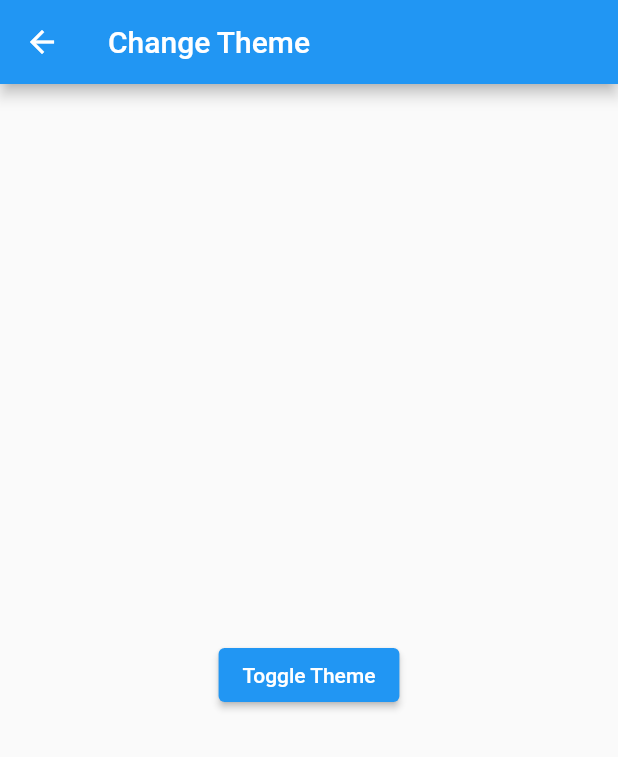
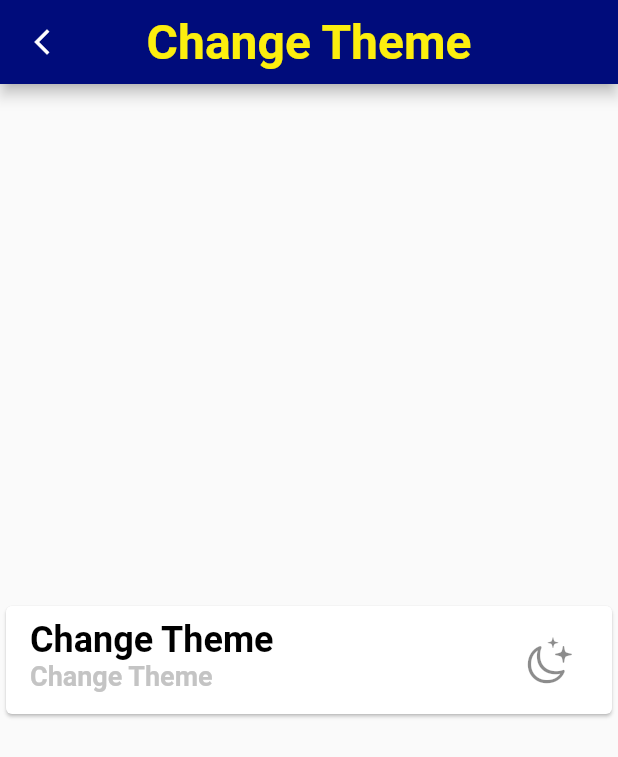
Before and after one commit to IbrahimAlShawaf/project_getx, a Flutter app: the MySetting screen opened by its route, on a phone screen of 412 x 824 dp. Shown: the top 757 px of the screen. Run offline on Flutter 3.47's test engine with Material 2 defaults, Android fonts, the phone set to English and light mode, and no system bars; our stand-ins replace get, get_storage; accounts and stored records are empty.

Commit message:
create change theme

```diff
--- a/lib/main.dart
+++ b/lib/main.dart
@@ -3,6 +3,7 @@ import 'package:get/get.dart';
 import 'package:get_storage/get_storage.dart';
 
 import 'controller/signincontroller.dart';
+import 'views/theme/themeservice.dart';
 import 'widget/routes.dart';
 
 void main() async {
@@ -21,7 +22,9 @@ class MyApp extends StatelessWidget {
     return GetMaterialApp(
       debugShowCheckedModeBanner: false,
       title: 'Project In getx',
-      //theme: ThemeData.dark(),
+      theme: ThemeService().lightTheme,
+      darkTheme: ThemeService().darkTheme,
+      themeMode: ThemeService().getThemeMode(),
       initialRoute: '/',
       // initialRoute: box.read('loggedIn') == true ? '/Home' : '/LoginPage',
       getPages: Routes.routes,
--- a/lib/views/Auth/signin_page.dart
+++ b/lib/views/Auth/signin_page.dart
@@ -22,7 +22,7 @@ class LoginPage extends StatelessWidget {
       body: SafeArea(
         child: Obx(() {
           if (userController.loggedIn.value) {
-            return const MyHomePage();
+            return  MyHomePage();
 
             // Center(
             //   child: Column(
--- a/lib/views/home_page.dart
+++ b/lib/views/home_page.dart
@@ -7,7 +7,7 @@ import '../controller/signincontroller.dart';
 import 'mydrawer_page.dart';
 
 class MyHomePage extends StatelessWidget {
-  const MyHomePage({super.key});
+   MyHomePage({super.key});
 
   @override
   Widget build(BuildContext context) {
@@ -32,6 +32,8 @@ class MyHomePage extends StatelessWidget {
         //     child: const Icon(Icons.logout_outlined),
         //   ),
         // ],
+
+
       ),
       drawer: const MyDrawer(),
       body: Center(
--- a/lib/views/theme/settingtheme.dart
+++ b/lib/views/theme/settingtheme.dart
@@ -1,42 +1,61 @@
+import 'package:flutter/cupertino.dart';
 import 'package:flutter/material.dart';
 import 'package:get/get.dart';
-
-import '../../controller/changtheme_controller.dart';
+import 'package:project_getx/views/home_page.dart';
+import 'package:project_getx/views/theme/themeservice.dart';
+import 'package:project_getx/widget/app_text.dart';
+import 'package:project_getx/widget/appcolor.dart';
 
 class MySetting extends StatelessWidget {
   MySetting({super.key});
-  //final ChangeTheme controller = Get.put(ChangeTheme());
+  IconData moonIcon = CupertinoIcons.moon_stars;
 
   @override
   Widget build(BuildContext context) {
     return Scaffold(
       appBar: AppBar(
-        title: Text('Change Theme'),
+        backgroundColor: AppColor.prColor,
+        // elevation: 0.0,
+        centerTitle: true,
+        title: TextWidget(
+            text: 'Change Theme',
+            color: AppColor.textColor,
+            size: 32,
+            fontWeight: FontWeight.bold,
+            textalign: TextAlign.center),
+        leading: IconButton(
+          icon: const Icon(Icons.arrow_back_ios_new),
+          iconSize: 20,
+          onPressed: () => Get.to(
+            () => MyHomePage(),
+            transition: Transition.fadeIn,
+            duration: const Duration(seconds: 1),
+          ),
+        ),
       ),
       body: Center(
-        child: Column(
-          mainAxisAlignment: MainAxisAlignment.center,
-          children: [
-            // Text(
-            //   'Current Theme Mode:',
-            // ),
-            // Obx(() => Text(
-            //       '${controller.getThemeMode()}',
-            //       style: Theme.of(context).textTheme.headline4,
-            //     )),
-            SizedBox(height: 20),
-            ElevatedButton(
+        child: Card(
+          child: ListTile(
+            title: TextWidget(
+                text: 'Change Theme',
+                color: AppColor.titleColor,
+                size: 24,
+                fontWeight: FontWeight.bold,
+                textalign: TextAlign.center),
+            subtitle: TextWidget(
+                text: 'Change Theme',
+                color: AppColor.subtitleColor,
+                size: 18,
+                fontWeight: FontWeight.bold,
+                textalign: TextAlign.center),
+            trailing: IconButton(
               onPressed: () {
-                if (Get.isDarkMode) {
-                  Get.changeTheme(ThemeData.light());
-                } else {
-                  Get.changeTheme(ThemeData.dark());
-                }
+                ThemeService().changeTheme();
               },
-              //() => controller.toggleTheme(),
-              child: Text('Toggle Theme'),
+              icon: Icon(moonIcon),
+              iconSize: 35,
             ),
-          ],
+          ),
         ),
       ),
     );
--- /dev/null
+++ b/lib/views/theme/themeservice.dart
@@ -0,0 +1,43 @@
+import 'package:flutter/material.dart';
+import 'package:get/get.dart';
+import 'package:get_storage/get_storage.dart';
+
+class ThemeService {
+  ///Themes
+
+  final lightTheme = ThemeData.light().copyWith(
+    primaryColor: Colors.blueGrey.shade300,
+    appBarTheme: const AppBarTheme(),
+    dividerColor: Colors.black12,
+  );
+
+  final darkTheme = ThemeData.dark().copyWith(
+    primaryColor: Colors.blue,
+    appBarTheme:  const AppBarTheme(),
+    dividerColor: Colors.white54,
+  );
+
+  final _getStorage = GetStorage();
+  final _darkThemeKey = 'isDarkTheme';
+
+  void saveThemeData(bool isDarkMode) {
+    _getStorage.write(_darkThemeKey, isDarkMode);
+  }
+
+  bool isSavedDarkMode() {
+    return _getStorage.read(_darkThemeKey) ?? false;
+  }
+
+  ThemeMode getThemeMode() {
+    return isSavedDarkMode() ? ThemeMode.dark : ThemeMode.light;
+  }
+
+  void changeTheme() {
+    Get.changeThemeMode(isSavedDarkMode() ? ThemeMode.light : ThemeMode.dark);
+
+    saveThemeData(!isSavedDarkMode());
+  }
+
+
+
+}
--- a/lib/widget/routes.dart
+++ b/lib/widget/routes.dart
@@ -9,7 +9,7 @@ import '../views/theme/settingtheme.dart';
 class Routes {
   static final routes = [
     GetPage(name: '/', page: () => const SplashPage()),
-    GetPage(name: '/Home', page: () => const MyHomePage()),
+    GetPage(name: '/Home', page: () =>  MyHomePage()),
     GetPage(name: '/OnBoarding', page: () => const OnBoarding()),
     GetPage(name: '/LoginPage', page: () => LoginPage()),
     GetPage(name: '/Setting', page: () => MySetting()),
```
Also changed, not shown: lib/controller/changtheme_controller.dart (deleted, +0 -31 lines), lib/views/mydrawer_page.dart (+8 -3 lines).
